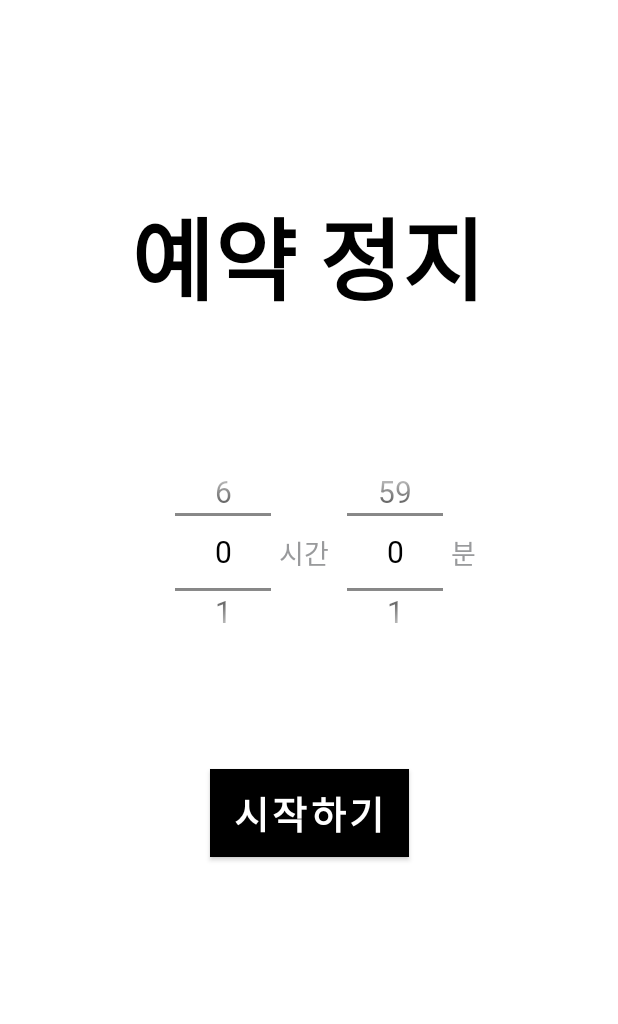
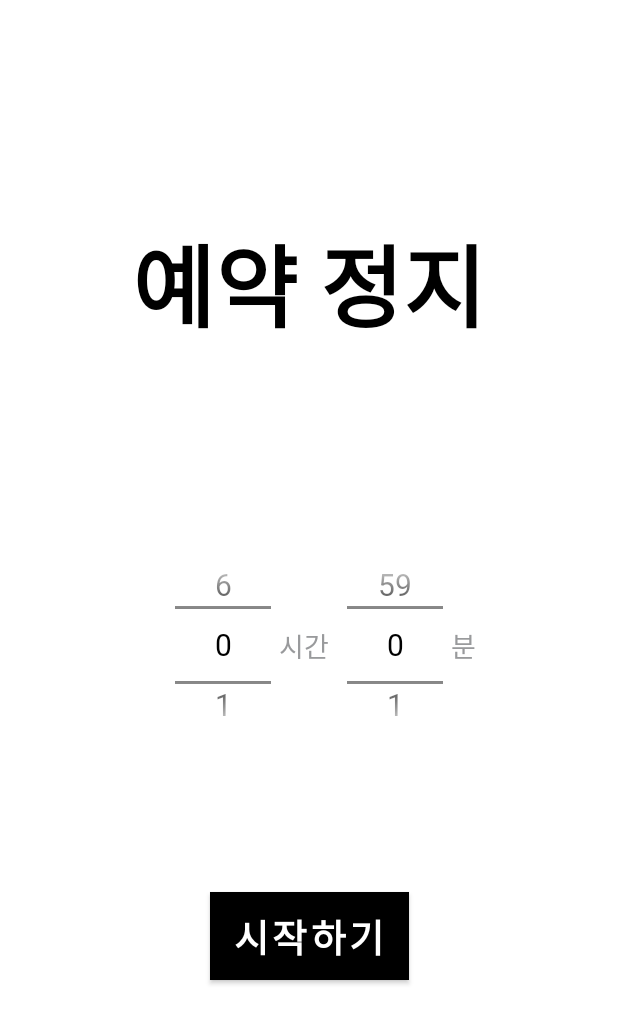
Before and after one commit to jhlsuper/musicSnooze, an Android app: the screen it shows after launch (MainActivity), on a phone screen of 412 x 824 dp. Shown: the top 1024 px of the screen. Run offline under Robolectric (Android 15) with nearby library versions, the phone set to English and light mode, and no system bars; our stand-ins replace AdMob; 1 statement that could not run was skipped.

Commit message:
percentage changed

```diff
--- a/app/src/main/res/layout/activity_main.xml
+++ b/app/src/main/res/layout/activity_main.xml
@@ -12,7 +12,7 @@
         android:layout_width="wrap_content"
         android:layout_height="wrap_content"
         android:layout_marginTop="150dp"
-        android:layout_marginBottom="15dp"
+        android:layout_marginBottom="20dp"
         android:fontFamily="@font/jalnan"
         android:gravity="center"
         android:text="예약 정지"
@@ -20,21 +20,26 @@
         android:textSize="60sp"
         android:textStyle="bold"
         android:visibility="visible"
+
         app:layout_constraintBottom_toTopOf="@id/guideline_0.3"
         app:layout_constraintEnd_toEndOf="parent"
-        app:layout_constraintHorizontal_bias="0.496"
+
         app:layout_constraintStart_toStartOf="parent"
         app:layout_constraintTop_toTopOf="parent"
         tools:ignore="HardcodedText" />
+
+
+
 
     <FrameLayout
         android:id="@+id/layout_frame"
         android:layout_width="0dp"
         android:layout_height="0dp"
-        app:layout_constraintBottom_toBottomOf="@id/guideline_0.6"
+
+        app:layout_constraintBottom_toBottomOf="@id/guideline_0.7"
         app:layout_constraintEnd_toEndOf="parent"
         app:layout_constraintStart_toStartOf="parent"
-        app:layout_constraintTop_toTopOf="@id/guideline_0.3">
+        app:layout_constraintTop_toBottomOf="@id/guideline_0.3">
 
         <androidx.constraintlayout.widget.ConstraintLayout
             android:id="@+id/layout_setTime"
@@ -181,7 +186,7 @@
         android:textStyle="bold"
         app:layout_constraintEnd_toEndOf="parent"
         app:layout_constraintStart_toStartOf="parent"
-        app:layout_constraintTop_toBottomOf="@id/guideline_0.6"
+        app:layout_constraintTop_toBottomOf="@id/guideline_0.7"
 
 
         tools:ignore="HardcodedText" />
@@ -191,14 +196,16 @@
         android:layout_width="wrap_content"
         android:layout_height="wrap_content"
         android:orientation="horizontal"
-        app:layout_constraintGuide_percent="0.25" />
+        app:layout_constraintGuide_percent="0.3" />
 
     <androidx.constraintlayout.widget.Guideline
-        android:id="@+id/guideline_0.6"
+        android:id="@+id/guideline_0.7"
         android:layout_width="wrap_content"
         android:layout_height="wrap_content"
         android:orientation="horizontal"
-        app:layout_constraintGuide_percent="0.6" />
+        app:layout_constraintGuide_percent="0.7" />
+
+
 
     <com.google.android.gms.ads.AdView xmlns:ads="http://schemas.android.com/apk/res-auto"
         android:id="@+id/adView"
@@ -214,4 +221,5 @@
         ads:layout_constraintStart_toStartOf="parent">
 
     </com.google.android.gms.ads.AdView>
+
 </androidx.constraintlayout.widget.ConstraintLayout>
```
